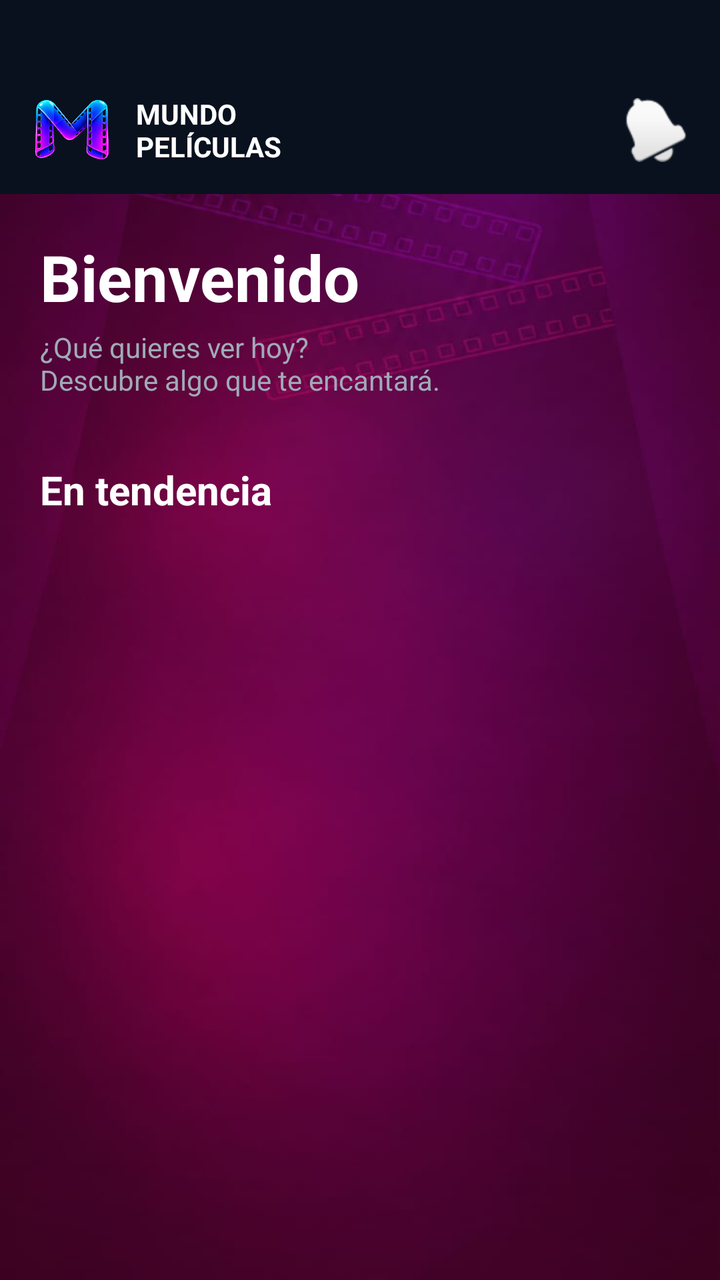
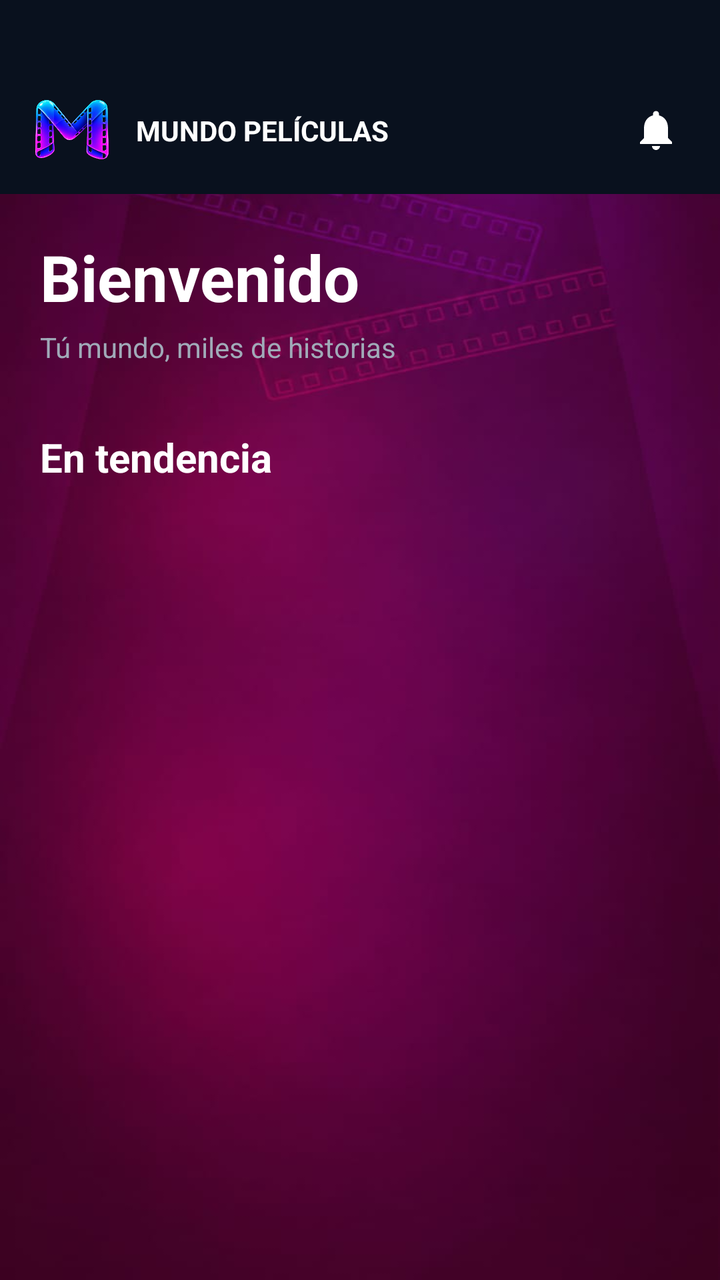

Compare the two renders of this Android layout. The source of the first and the diff that turns it into the second are given below.
<!-- AndroidManifest.xml: application theme Theme.MundoPeliculas -->
<!-- res/layout/fragment_home.xml -->
<?xml version="1.0" encoding="utf-8"?>
<androidx.core.widget.NestedScrollView xmlns:android="http://schemas.android.com/apk/res/android"
    xmlns:app="http://schemas.android.com/apk/res-auto"
    xmlns:tools="http://schemas.android.com/tools"
    android:layout_width="match_parent"
    android:layout_height="match_parent"
    android:background="@drawable/fondo_vino"
    android:fillViewport="true">

    <LinearLayout
        android:layout_width="match_parent"
        android:layout_height="wrap_content"
        android:orientation="vertical"
        android:paddingBottom="100dp">

        
        <include
            android:id="@+id/includeTopBar"
            layout="@layout/top_bar"
            android:layout_width="match_parent"
            android:layout_height="wrap_content" />

        <TextView
            android:id="@+id/tvWelcome"
            android:layout_width="match_parent"
            android:layout_height="wrap_content"
            android:paddingHorizontal="20dp"
            android:layout_marginTop="20dp"
            android:text="Bienvenido"
            android:textColor="#FFFFFF"
            android:textSize="32sp"
            android:textStyle="bold" />

        <TextView
            android:layout_width="match_parent"
            android:layout_height="wrap_content"
            android:layout_marginTop="4dp"
            android:paddingHorizontal="20dp"
            android:text="¿Qué quieres ver hoy?\nDescubre algo que te encantará."
            android:textColor="#A0AAB8"
            android:textSize="14sp" />

        <TextView
            android:layout_width="match_parent"
            android:layout_height="wrap_content"
            android:layout_marginTop="32dp"
            android:paddingHorizontal="20dp"
            android:text="En tendencia"
            android:textColor="#FFFFFF"
            android:textSize="20sp"
            android:textStyle="bold" />

        
        <androidx.viewpager2.widget.ViewPager2
            android:id="@+id/vpTrending"
            android:layout_width="match_parent"
            android:layout_height="420dp"
            android:layout_marginTop="12dp"
            android:paddingHorizontal="30dp"
            android:clipToPadding="false"
            android:clipChildren="false" />

        
        <LinearLayout
            android:id="@+id/layoutDots"
            android:layout_width="match_parent"
            android:layout_height="wrap_content"
            android:gravity="center"
            android:layout_marginTop="8dp"
            android:orientation="horizontal" />

        
        <LinearLayout
            android:layout_width="match_parent"
            android:layout_height="wrap_content"
            android:layout_marginTop="32dp"
            android:background="#09111E"
            android:gravity="center_vertical"
            android:orientation="horizontal"
            android:paddingVertical="12dp"
            android:paddingHorizontal="20dp">

            <TextView
                android:layout_width="0dp"
                android:layout_height="wrap_content"
                android:layout_weight="1"
                android:text="Populares"
                android:textColor="#FFFFFF"
                android:textSize="20sp"
                android:textStyle="bold" />

            <TextView
                android:layout_width="wrap_content"
                android:layout_height="wrap_content"
                android:text="ver todo >"
                android:textColor="#FF00FF"
                android:textStyle="bold"
                android:textSize="14sp" />
        </LinearLayout>

        
        <androidx.recyclerview.widget.RecyclerView
            android:id="@+id/rvPopular"
            android:layout_width="match_parent"
            android:layout_height="wrap_content"
            android:layout_marginTop="12dp"
            android:clipToPadding="false"
            android:paddingHorizontal="12dp"
            android:nestedScrollingEnabled="false" />

    </LinearLayout>
</androidx.core.widget.NestedScrollView>
<!-- res/layout/top_bar.xml (included above) -->
<?xml version="1.0" encoding="utf-8"?>
<androidx.constraintlayout.widget.ConstraintLayout xmlns:android="http://schemas.android.com/apk/res/android"
    xmlns:app="http://schemas.android.com/apk/res-auto"
    android:id="@+id/topBar"
    android:layout_width="match_parent"
    android:layout_height="wrap_content"
    android:background="#09111E"
    android:paddingTop="45dp"
    android:paddingBottom="12dp"
    android:paddingHorizontal="16dp">

    <ImageView
        android:id="@+id/ivLogoTop"
        android:layout_width="40dp"
        android:layout_height="40dp"
        android:contentDescription="Logo"
        android:src="@drawable/logo_msinfondo"
        app:layout_constraintBottom_toBottomOf="parent"
        app:layout_constraintStart_toStartOf="parent"
        app:layout_constraintTop_toTopOf="parent" />

    <TextView
        android:id="@+id/tvTitleTop"
        android:layout_width="wrap_content"
        android:layout_height="wrap_content"
        android:layout_marginStart="12dp"
        android:text="MUNDO\nPELÍCULAS"
        android:textColor="#FFFFFF"
        android:textSize="14sp"
        android:textStyle="bold"
        app:layout_constraintBottom_toBottomOf="parent"
        app:layout_constraintStart_toEndOf="@+id/ivLogoTop"
        app:layout_constraintTop_toTopOf="parent" />

    <ImageView
        android:id="@+id/btnNotification"
        android:layout_width="32dp"
        android:layout_height="32dp"
        android:contentDescription="Notificaciones"
        android:src="@android:drawable/ic_popup_reminder"
        app:layout_constraintBottom_toBottomOf="parent"
        app:layout_constraintEnd_toEndOf="parent"
        app:layout_constraintTop_toTopOf="parent" />

</androidx.constraintlayout.widget.ConstraintLayout>
<!-- resources referenced by this layout -->
<resources>
  <!-- drawable fondo_vino: jpg bitmap (drawable, 20423 bytes) -->
  <!-- drawable logo_msinfondo: png bitmap (drawable, 297038 bytes) -->
  <style name="Theme.MundoPeliculas" parent="Base.Theme.MundoPeliculas" />
  <style name="Base.Theme.MundoPeliculas" parent="Theme.Material3.DayNight.NoActionBar">
          
          
      </style>
</resources>

<!-- the commit's change to res/layout/fragment_home.xml (unified diff, before → after) -->
@@ -13,7 +13,6 @@
         android:orientation="vertical"
         android:paddingBottom="100dp">
 
-        
         <include
             android:id="@+id/includeTopBar"
             layout="@layout/top_bar"
@@ -26,17 +25,18 @@
             android:layout_height="wrap_content"
             android:paddingHorizontal="20dp"
             android:layout_marginTop="20dp"
-            android:text="Bienvenido"
+            android:text="@string/welcome"
             android:textColor="#FFFFFF"
             android:textSize="32sp"
             android:textStyle="bold" />
 
         <TextView
+            android:id="@+id/tvSubtitle"
             android:layout_width="match_parent"
             android:layout_height="wrap_content"
             android:layout_marginTop="4dp"
             android:paddingHorizontal="20dp"
-            android:text="¿Qué quieres ver hoy?\nDescubre algo que te encantará."
+            android:text="@string/tvSubtitle"
             android:textColor="#A0AAB8"
             android:textSize="14sp" />
 
@@ -45,12 +45,11 @@
             android:layout_height="wrap_content"
             android:layout_marginTop="32dp"
             android:paddingHorizontal="20dp"
-            android:text="En tendencia"
+            android:text="@string/trending"
             android:textColor="#FFFFFF"
             android:textSize="20sp"
             android:textStyle="bold" />
 
-        
         <androidx.viewpager2.widget.ViewPager2
             android:id="@+id/vpTrending"
             android:layout_width="match_parent"
@@ -60,7 +59,6 @@
             android:clipToPadding="false"
             android:clipChildren="false" />
 
-        
         <LinearLayout
             android:id="@+id/layoutDots"
             android:layout_width="match_parent"
@@ -69,7 +67,6 @@
             android:layout_marginTop="8dp"
             android:orientation="horizontal" />
 
-        
         <LinearLayout
             android:layout_width="match_parent"
             android:layout_height="wrap_content"
@@ -84,21 +81,23 @@
                 android:layout_width="0dp"
                 android:layout_height="wrap_content"
                 android:layout_weight="1"
-                android:text="Populares"
+                android:text="@string/popular"
                 android:textColor="#FFFFFF"
                 android:textSize="20sp"
                 android:textStyle="bold" />
 
             <TextView
+                android:id="@+id/tvViewAllPopular"
                 android:layout_width="wrap_content"
                 android:layout_height="wrap_content"
-                android:text="ver todo >"
+                android:text="@string/view_all"
                 android:textColor="#FF00FF"
                 android:textStyle="bold"
-                android:textSize="14sp" />
+                android:textSize="14sp"
+                android:clickable="true"
+                android:focusable="true" />
         </LinearLayout>
 
-        
         <androidx.recyclerview.widget.RecyclerView
             android:id="@+id/rvPopular"
             android:layout_width="match_parent"
@@ -137,7 +136,7 @@
         android:layout_width="wrap_content"
         android:layout_height="wrap_content"
         android:layout_marginStart="12dp"
-        android:text="MUNDO\nPELÍCULAS"
+        android:text="@string/main_title"
         android:textColor="#FFFFFF"
         android:textSize="14sp"
         android:textStyle="bold"
@@ -149,10 +148,12 @@
         android:id="@+id/btnNotification"
         android:layout_width="32dp"
         android:layout_height="32dp"
-        android:contentDescription="Notificaciones"
-        android:src="@android:drawable/ic_popup_reminder"
+        android:contentDescription="@string/notifications"
+        android:padding="4dp"
+        android:src="@drawable/ic_notification_bell"
         app:layout_constraintBottom_toBottomOf="parent"
         app:layout_constraintEnd_toEndOf="parent"
-        app:layout_constraintTop_toTopOf="parent" />
+        app:layout_constraintTop_toTopOf="parent"
+        app:tint="@color/white" />
 
 </androidx.constraintlayout.widget.ConstraintLayout>
<!-- resource entries referenced after the edit -->
@@ -1,7 +1,25 @@
 <!-- resources referenced by this layout -->
 <resources>
+  <color name="white">#FFFFFFFF</color>
   <!-- drawable fondo_vino: jpg bitmap (drawable, 20423 bytes) -->
+  <!-- drawable ic_notification_bell (drawable) -->
+  <vector xmlns:android="http://schemas.android.com/apk/res/android"
+      android:width="24dp"
+      android:height="24dp"
+      android:viewportWidth="24"
+      android:viewportHeight="24">
+      <path
+          android:fillColor="#FFFFFF"
+          android:pathData="M12,22c1.1,0 2,-0.9 2,-2h-4c0,1.1 0.9,2 2,2zM18,16v-5c0,-3.07 -1.63,-5.64 -4.5,-6.32V4c0,-0.83 -0.67,-1.5 -1.5,-1.5s-1.5,0.67 -1.5,1.5v0.68C7.64,5.36 6,7.92 6,11v5l-2,2v1h16v-1l-2,-2z" />
+  </vector>
   <!-- drawable logo_msinfondo: png bitmap (drawable, 297038 bytes) -->
+  <string name="main_title">MUNDO PELÍCULAS</string>
+  <string name="notifications">Notificaciones</string>
+  <string name="popular">Populares</string>
+  <string name="trending">En tendencia</string>
+  <string name="tvSubtitle">Tú mundo, miles de historias</string>
+  <string name="view_all">ver todo &gt;</string>
+  <string name="welcome">Bienvenido</string>
   <style name="Theme.MundoPeliculas" parent="Base.Theme.MundoPeliculas" />
   <style name="Base.Theme.MundoPeliculas" parent="Theme.Material3.DayNight.NoActionBar">
           
